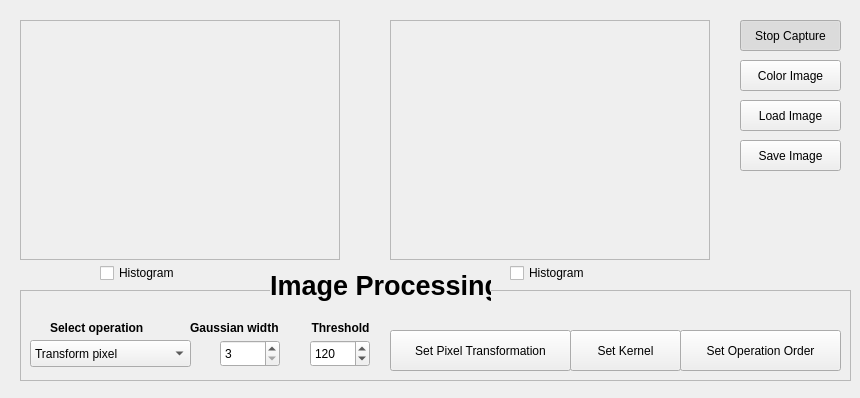
First picture: the form in proy2/mainwindow.ui, repository MenaRicci/Proyectos-Vision, before the edit.
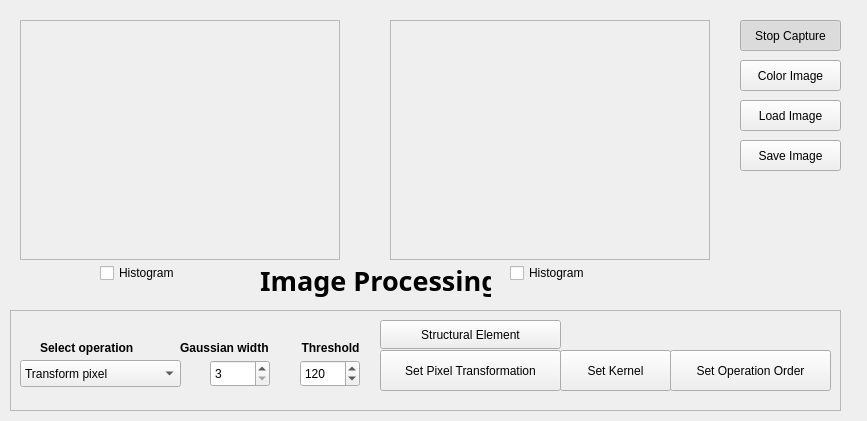
Second picture: the form after the edit.

Patch:
```diff
--- a/proy2/mainwindow.ui
+++ b/proy2/mainwindow.ui
@@ -6,8 +6,8 @@
    <rect>
     <x>0</x>
     <y>0</y>
-    <width>860</width>
-    <height>398</height>
+    <width>867</width>
+    <height>421</height>
    </rect>
   </property>
   <property name="windowTitle">
@@ -105,10 +105,10 @@
   <widget class="QFrame" name="processingFrame">
    <property name="geometry">
     <rect>
-     <x>20</x>
-     <y>290</y>
+     <x>10</x>
+     <y>310</y>
      <width>831</width>
-     <height>91</height>
+     <height>101</height>
     </rect>
    </property>
    <property name="frameShape">
@@ -308,6 +308,19 @@
      <number>3</number>
     </property>
    </widget>
+   <widget class="QPushButton" name="StrucElemt">
+    <property name="geometry">
+     <rect>
+      <x>370</x>
+      <y>10</y>
+      <width>181</width>
+      <height>29</height>
+     </rect>
+    </property>
+    <property name="text">
+     <string>Structural Element</string>
+    </property>
+   </widget>
   </widget>
   <widget class="QPushButton" name="saveButton">
    <property name="geometry">
@@ -357,12 +370,24 @@
   <widget class="QLabel" name="label">
    <property name="geometry">
     <rect>
-     <x>270</x>
-     <y>270</y>
-     <width>221</width>
-     <height>31</height>
+     <x>260</x>
+     <y>260</y>
+     <width>231</width>
+     <height>41</height>
     </rect>
    </property>
+   <property name="font">
+    <font>
+     <family>Abyssinica SIL</family>
+     <pointsize>6</pointsize>
+     <weight>50</weight>
+     <italic>false</italic>
+     <bold>false</bold>
+    </font>
+   </property>
+   <property name="mouseTracking">
+    <bool>true</bool>
+   </property>
    <property name="autoFillBackground">
     <bool>true</bool>
    </property>
```
